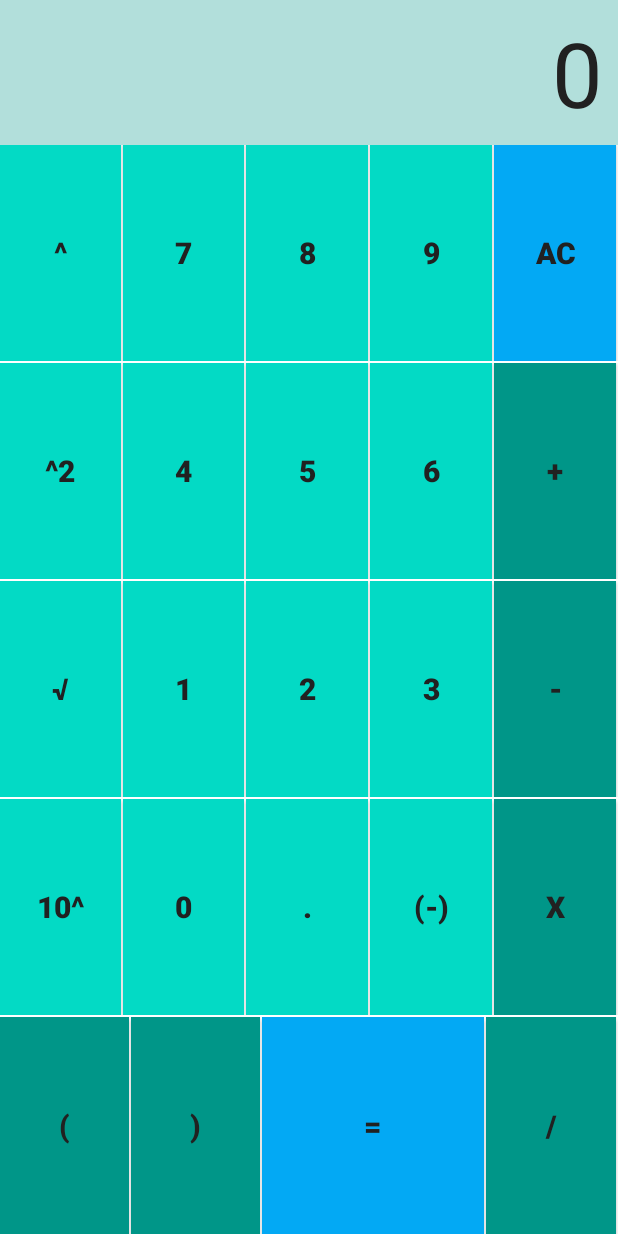
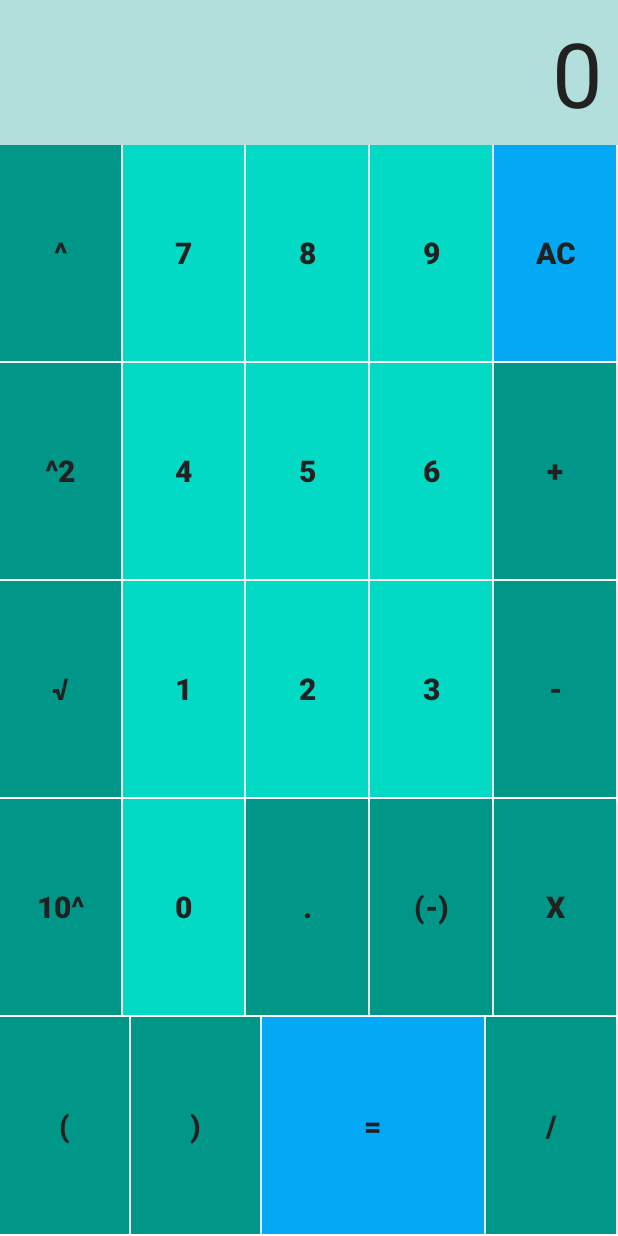
Before and after one commit to KLubin1/Travelers_Calculator, an Android app: the layout fragment_calculator.xml on its own in the app's theme, with its tools: preview values and no code run, on a phone screen of 412 x 824 dp. Run offline under Robolectric (Android 15) with nearby library versions, the phone set to English and light mode, and no system bars.

Commit message:
Update operations colors
Still looks ugly, but Ill figure it out later. Just trying to distinguish buttons

```diff
--- a/app/src/main/res/layout/fragment_calculator.xml
+++ b/app/src/main/res/layout/fragment_calculator.xml
@@ -67,7 +67,7 @@
             android:padding="8dp"
             android:layout_marginRight="1dp"
             android:textColor="@color/primary_text"
-            android:background="@color/colorAccent"
+            android:background="@color/primary"
             android:text="@string/exponent" />
 
         <Button
@@ -138,7 +138,7 @@
             android:textColor="@color/primary_text"
             android:padding="8dp"
             android:layout_marginRight="1dp"
-            android:background="@color/colorAccent"
+            android:background="@color/primary"
             android:text="@string/square" />
         <Button
             android:id="@+id/four"
@@ -206,7 +206,7 @@
             android:textColor="@color/primary_text"
             android:padding="8dp"
             android:layout_marginRight="1dp"
-            android:background="@color/colorAccent"
+            android:background="@color/primary"
             android:text="@string/sqrt" />
 
         <Button
@@ -277,7 +277,7 @@
             android:textColor="@color/primary_text"
             android:padding="8dp"
             android:layout_marginRight="1dp"
-            android:background="@color/colorAccent"
+            android:background="@color/primary"
             android:text="@string/base10" />
 
         <Button
@@ -303,7 +303,7 @@
             android:padding="8dp"
             android:layout_marginRight="1dp"
             android:textColor="@color/primary_text"
-            android:background="@color/colorAccent"
+            android:background="@color/primary"
             android:text="@string/dot" />
         <Button
             android:id="@+id/negative"
@@ -315,7 +315,7 @@
             android:padding="8dp"
             android:layout_marginRight="1dp"
             android:textColor="@color/primary_text"
-            android:background="@color/colorAccent"
+            android:background="@color/primary"
             android:text="@string/negative" />
         <Button
             android:id="@+id/multiply"
```
